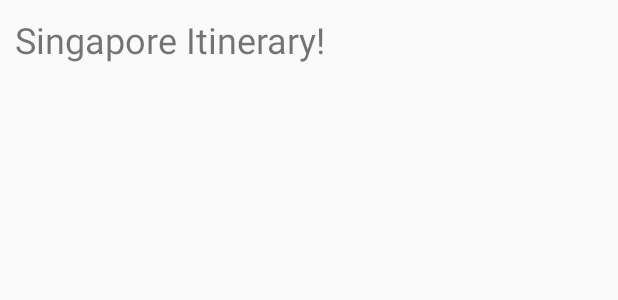
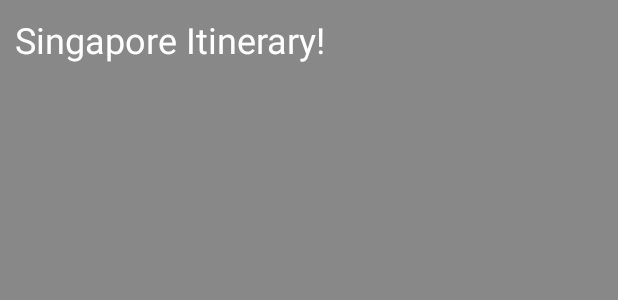
Before and after one commit to ejyang7/CS194A_MyMaps, an Android app: the layout item_user_map.xml on its own in the app's theme, with its tools: preview values and no code run, on a phone screen of 412 x 824 dp. Shown: the top 300 px of the screen. Run offline under Robolectric (Android 15) with nearby library versions, the phone set to English and light mode, and no system bars.

Commit message:
Modified color scheme

```diff
--- a/app/src/main/res/layout/item_user_map.xml
+++ b/app/src/main/res/layout/item_user_map.xml
@@ -7,6 +7,6 @@
     android:background="?attr/selectableItemBackground"
     android:padding="10dp"
     android:textSize="24sp"
+    android:textColor="#FFFFFF"
     tools:text="Singapore Itinerary!">
-
 </TextView>
--- a/app/src/main/res/values/colors.xml
+++ b/app/src/main/res/values/colors.xml
@@ -1,6 +1,7 @@
 <?xml version="1.0" encoding="utf-8"?>
 <resources>
-    <color name="colorPrimary">#6200EE</color>
+    <color name="colorPrimary">#7BE6CD</color>
     <color name="colorPrimaryDark">#3700B3</color>
-    <color name="colorAccent">#03DAC5</color>
+    <color name="colorAccent">#7BE6CD</color>
+    <color name="colorBackground">#888888</color>
 </resources>
--- a/app/src/main/res/values/styles.xml
+++ b/app/src/main/res/values/styles.xml
@@ -2,6 +2,7 @@
     <!-- Base application theme. -->
     <style name="AppTheme" parent="Theme.AppCompat.Light.DarkActionBar">
         <!-- Customize your theme here. -->
+        <item name="android:colorBackground">@color/colorBackground</item>
         <item name="colorPrimary">@color/colorPrimary</item>
         <item name="colorPrimaryDark">@color/colorPrimaryDark</item>
         <item name="colorAccent">@color/colorAccent</item>
```
